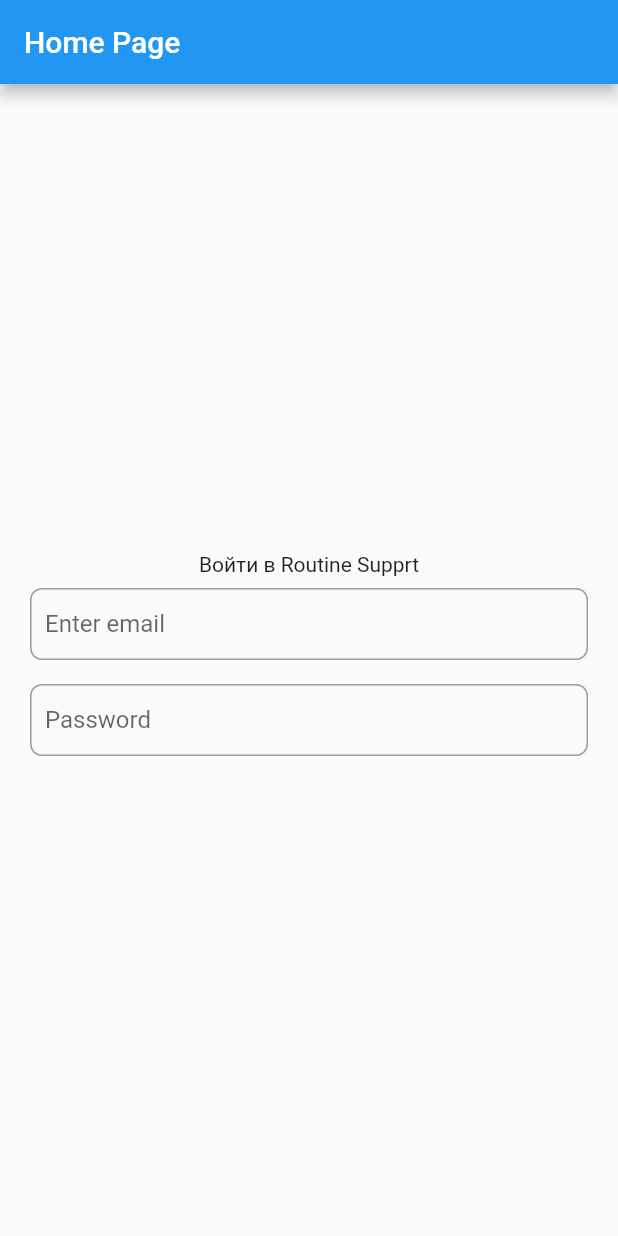
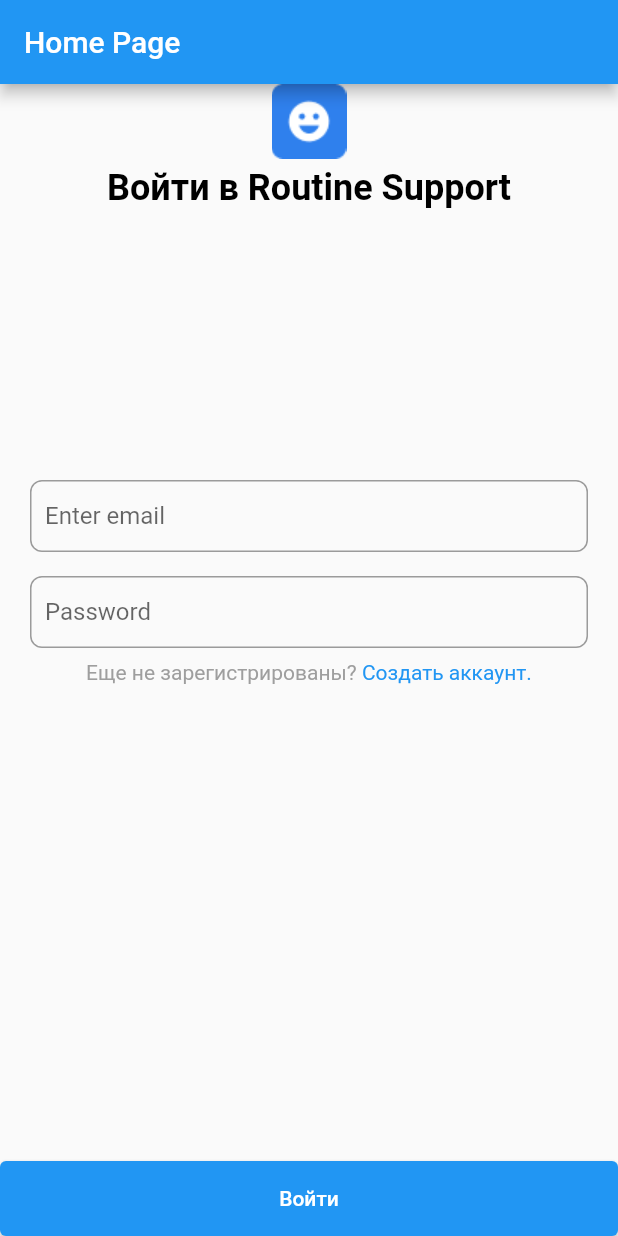
Before and after one commit to glockstory/flutter-diploma, a Flutter app: the MyHomePage screen opened directly, on a phone screen of 412 x 824 dp. Run offline on Flutter 3.47's test engine with Material 2 defaults, Android fonts, the phone set to English and light mode, and no system bars.

Commit message:
feat: add login page

```diff
--- a/lib/main.dart
+++ b/lib/main.dart
@@ -1,76 +1,9 @@
+import 'package:flutter/gestures.dart';
 import 'package:flutter/material.dart';
+import 'package:flutter_final/pages/auntification.dart';
+import 'package:flutter_final/pages/mainPage.dart';
+import 'package:flutter_final/pages/register.dart';
 
 void main() {
-  runApp(const MyApp());
+  runApp(MaterialApp(home: MainPage()));
 }
-
-class MyApp extends StatelessWidget {
-  const MyApp({super.key});
-
-  // This widget is the root of your application.
-  @override
-  Widget build(BuildContext context) {
-    return MaterialApp(
-      title: 'Flutter Demo',
-      theme: ThemeData(
-        primarySwatch: Colors.blue,
-      ),
-      home: const MyHomePage(title: 'Home Page'),
-    );
-  }
-}
-
-class MyHomePage extends StatefulWidget {
-  const MyHomePage({super.key, required this.title});
-  final String title;
-  @override
-  State<MyHomePage> createState() => _MyHomePageState();
-}
-
-class _MyHomePageState extends State<MyHomePage> {
-  @override
-  Widget build(BuildContext context) {
-    return Scaffold(
-      appBar: AppBar(
-        title: Text(widget.title),
-      ),
-      body: Center(
-        child: Column(
-          mainAxisAlignment: MainAxisAlignment.center,
-          children: <Widget>[
-            const Text(
-              'Войти в Routine Supprt',
-            ),
-            Padding(
-              padding: EdgeInsets.symmetric(horizontal: 20, vertical: 8),
-              child: TextFormField(
-                decoration: InputDecoration(
-                    contentPadding:
-                        EdgeInsets.symmetric(horizontal: 10, vertical: 10),
-                    border: OutlineInputBorder(
-                        borderSide: BorderSide(color: Colors.grey, width: 5.0),
-                        borderRadius: BorderRadius.circular(8.0)),
-                    hintText: 'Enter email'),
-              ),
-            ),
-            Padding(
-              padding: EdgeInsets.symmetric(horizontal: 20, vertical: 8),
-              child: TextFormField(
-                obscureText: true,
-                enableSuggestions: false,
-                autocorrect: false,
-                decoration: InputDecoration(
-                    contentPadding:
-                        EdgeInsets.symmetric(horizontal: 10, vertical: 10),
-                    border: OutlineInputBorder(
-                        borderSide: BorderSide(color: Colors.grey, width: 5.0),
-                        borderRadius: BorderRadius.circular(8.0)),
-                    hintText: 'Password'),
-              ),
-            ),
-          ],
-        ),
-      ),
-    );
-  }
-}
--- a/lib/auntification.dart
+++ b/lib/pages/auntification.dart
@@ -59,7 +59,7 @@ class _AuthPageState extends State<AuthPage> {
               ),
               style: TextStyle(color: Colors.white),
             ),
-            SizedBox(height: 20.0),
+            SizedBox(height: 2.0),
             ElevatedButton(
               onPressed: () {},
               child: Text('Submit'),
--- /dev/null
+++ b/lib/pages/register.dart
@@ -0,0 +1,126 @@
+import 'package:flutter/material.dart';
+import 'package:flutter_final/pages/auntification.dart';
+import 'package:flutter/gestures.dart';
+
+class MyApp extends StatelessWidget {
+  const MyApp({Key? key}) : super(key: key);
+
+  // This widget is the root of your application.
+  @override
+  Widget build(BuildContext context) {
+    return MaterialApp(
+      title: 'Flutter Demo',
+      theme: ThemeData(
+        primarySwatch: Colors.blue,
+      ),
+      home: const MyHomePage(title: 'Home Page'),
+    );
+  }
+}
+
+class MyHomePage extends StatefulWidget {
+  const MyHomePage({super.key, required this.title});
+  final String title;
+  @override
+  State<MyHomePage> createState() => _MyHomePageState();
+}
+
+class _MyHomePageState extends State<MyHomePage> {
+  final TextStyle logoText = const TextStyle(
+      color: Colors.black,
+      fontSize: 24.0,
+      fontStyle: FontStyle.normal,
+      fontWeight: FontWeight.w600);
+  final TextStyle simpleText = const TextStyle(
+      color: Colors.grey, fontSize: 14.0, fontWeight: FontWeight.w400);
+  final TextStyle linkStyle = const TextStyle(
+      color: Colors.blue, fontSize: 14.0, fontWeight: FontWeight.w400);
+  final String logoImage = 'assets/logo.png';
+  final ButtonStyle styleButton = ButtonStyle(
+    minimumSize: MaterialStateProperty.all(const Size(double.infinity, 50)),
+  );
+  @override
+  Widget build(BuildContext context) {
+    return Scaffold(
+      appBar: AppBar(
+        title: Text(widget.title),
+      ),
+      body: Center(
+        child: Column(
+          mainAxisAlignment: MainAxisAlignment.center,
+          children: <Widget>[
+            Expanded(
+              child: Column(
+                children: [
+                  Image.asset(logoImage),
+                  const SizedBox(height: 5),
+                  Text(
+                    'Войти в Routine Support',
+                    style: logoText,
+                  ),
+                ],
+              ),
+            ),
+            Expanded(
+              child: Column(children: [
+                Padding(
+                  padding: EdgeInsets.symmetric(horizontal: 20, vertical: 8),
+                  child: TextFormField(
+                    decoration: InputDecoration(
+                        contentPadding:
+                            EdgeInsets.symmetric(horizontal: 10, vertical: 10),
+                        border: OutlineInputBorder(
+                            borderSide:
+                                BorderSide(color: Colors.grey, width: 5.0),
+                            borderRadius: BorderRadius.circular(8.0)),
+                        hintText: 'Enter email'),
+                  ),
+                ),
+                Padding(
+                  padding: EdgeInsets.symmetric(horizontal: 20, vertical: 8),
+                  child: TextFormField(
+                    obscureText: true,
+                    enableSuggestions: false,
+                    autocorrect: false,
+                    decoration: InputDecoration(
+                        contentPadding:
+                            EdgeInsets.symmetric(horizontal: 10, vertical: 10),
+                        border: OutlineInputBorder(
+                            borderSide:
+                                BorderSide(color: Colors.grey, width: 5.0),
+                            borderRadius: BorderRadius.circular(8.0)),
+                        hintText: 'Password'),
+                  ),
+                ),
+                RichText(
+                  text: TextSpan(children: [
+                    TextSpan(
+                        text: 'Еще не зарегистрированы? ', style: simpleText),
+                    TextSpan(
+                        text: 'Создать аккаунт.',
+                        style: linkStyle,
+                        recognizer: TapGestureRecognizer()
+                          ..onTap = () => () {}),
+                  ]),
+                ),
+              ]),
+            ),
+            Expanded(
+              child: Align(
+                alignment: Alignment.bottomCenter,
+                child: ElevatedButton(
+                  onPressed: () {
+                    Navigator.push(context,
+                        MaterialPageRoute(builder: (context) => AuthPage()));
+                  },
+                  style: styleButton,
+                  child: const Text('Войти'),
+                ),
+              ),
+            ),
+          ],
+        ),
+      ),
+    );
+  }
+}
```
Also changed, not shown: lib/pages/mainPage.dart (added, +79 -0 lines), pubspec.yaml (+4 -7 lines), assets/logo.png (added), 1 other file.
